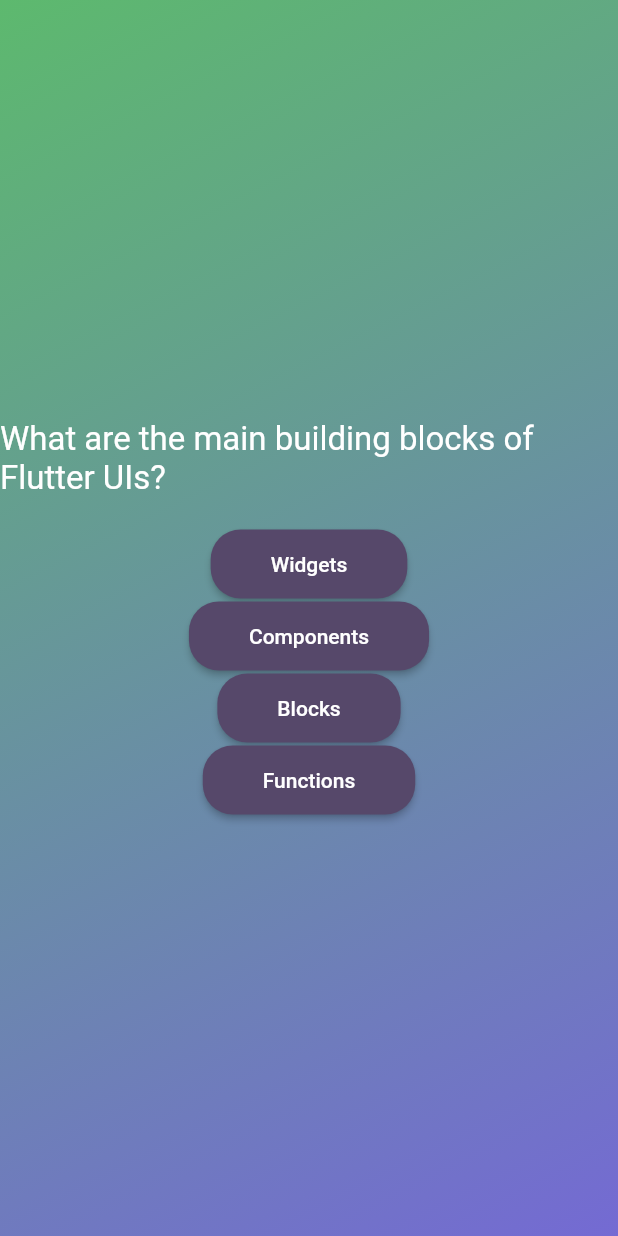
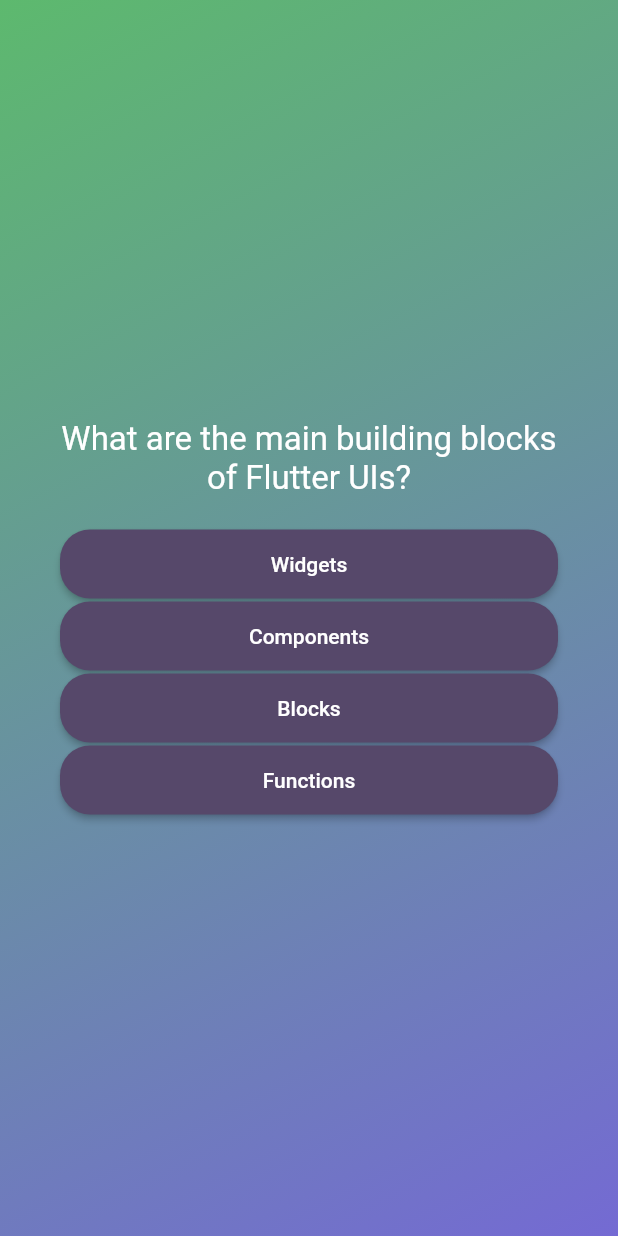
Before and after one commit to itsmartashub/flutter-02-quiz, a Flutter app: the screen it shows after launch, after a tap on "Start Quiz", on a phone screen of 412 x 824 dp. Run offline on Flutter 3.47's test engine with Material 2 defaults, Android fonts, the phone set to English and light mode, and no system bars.

Commit message:
03-021 `crossAxisAlignment`, `margin`, `textAlign`

```diff
--- a/lib/questions_screen.dart
+++ b/lib/questions_screen.dart
@@ -18,14 +18,23 @@ class _QuestionsScreenState extends State<QuestionsScreen> {
     /* dodajemo SizedBox da bi nas Column tj content zauzimao citavu sirinu ekrana koliko god ona bila, to cemo odraditi sa double.infinity. To je special value koji znaci: use as much width as you can, as wide is possible */
     return SizedBox(
       width: double.infinity,
+      child: Container(
+        margin: const EdgeInsets.all(40),
         child: Column(
           /* novi nacin za centriranje kontenta. Ako se koristi u Column on vertikalno centrira jer su u Columnu sadrzaj jedan ispod drugog, a ako se koristi u Row() onda horizontalno centrira jer je tu sadrzaj jedan pored drugog, dakle u zavisnosti od MAIN AXIS-a se vrsi centriranje.
           * - MainAxisAlignment ima vrednosti kao flexbox u css, .spaceBetween, .spaceAround, .spaceEvenly */
           mainAxisAlignment: MainAxisAlignment.center,
+
+          /*
+          - sa crossAxisAlignment: ce se itemi rasiriti koliko god je to moguce,da filluju citavu sirinu kolone. Ali sad vidimo da uopste nemamo levo i desno prostora od ivica, sto takodje ne zelimo
+          - Zato cemo koristiti margin, tj idemo desni klik na Column, pa Refactor... pa Wrap with Container jer Container widget ima margin argument koji mozemo setovati
+          -Takodje zelimo da centriramo i Text (pitanje), zato idemo u Text() widget, na sam Text(), dakle ne u style, dodajemo textAlign: TextAlign.center */
+          crossAxisAlignment: CrossAxisAlignment.stretch,
           children: [
             Text(
               currentQuestion.text,
               style: const TextStyle(color: Colors.white, fontSize: 22),
+              textAlign: TextAlign.center,
             ),
             const SizedBox(height: 20),
             /* ElevatedButton(
@@ -35,17 +44,12 @@ class _QuestionsScreenState extends State<QuestionsScreen> {
             ElevatedButton(
               onPressed: () {},
               child: const Text('Answer 2'),
-          ),
-          ElevatedButton(
-            onPressed: () {},
-            child: const Text('Answer 3'),
-          ), */
+            ),*/
             //? sa position argument; order vazan
             // AnswerButton('Answer text', () {}),
             //? sa named argument; order nevazan
             /* AnswerButton(onTap: () {}, answerText: currentQuestion.answers[0]),
-          AnswerButton(onTap: () {}, answerText: currentQuestion.answers[1]),
-          AnswerButton(onTap: () {}, answerText: currentQuestion.answers[2]), */
+            AnswerButton(onTap: () {}, answerText: currentQuestion.answers[1]),*/
 
             /* ! ovo je podvuceno sve crvenim jer children: zeli Listu widgeta, a mi ovim map kreiramo novu Listu, Listu unutar Liste. zato moramo korisiti spread operator ...
             ! Dakle ono sto spreading radi je pretvara neted listu (listu unutar liste) u jednu listu. NPR: [[1,2,3],4] u [1,2,3,4] */
@@ -57,6 +61,7 @@ class _QuestionsScreenState extends State<QuestionsScreen> {
             })
           ],
         ),
+      ),
     );
   }
 }
```
Lines whose indentation alone changed are shown as unchanged.
